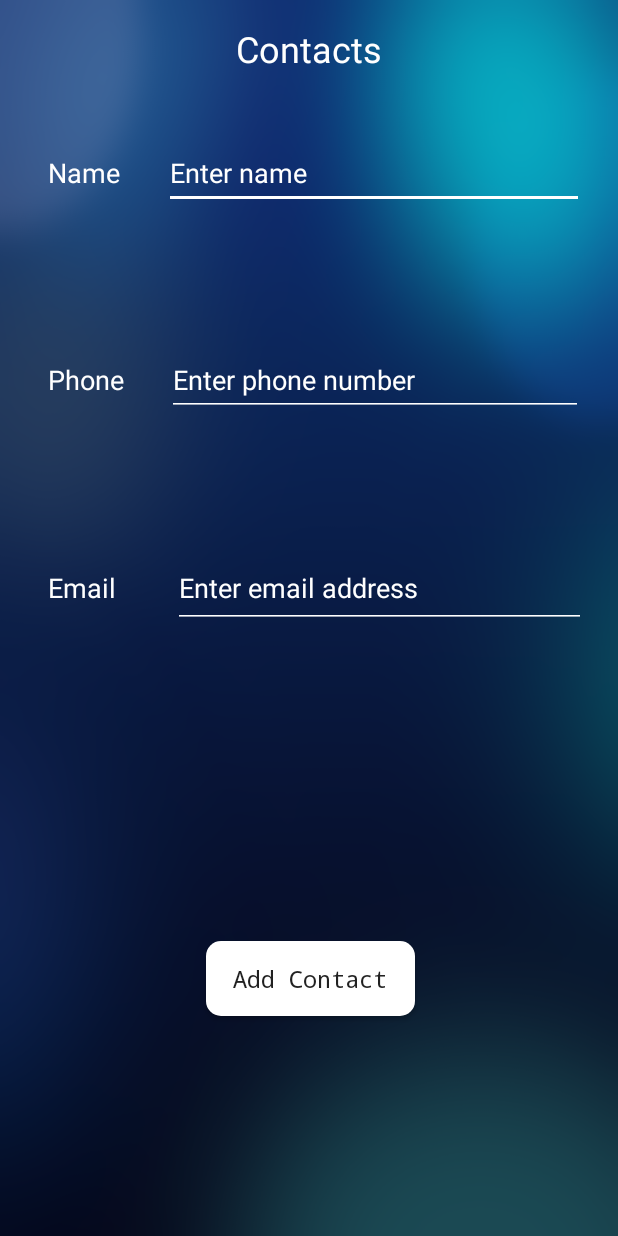
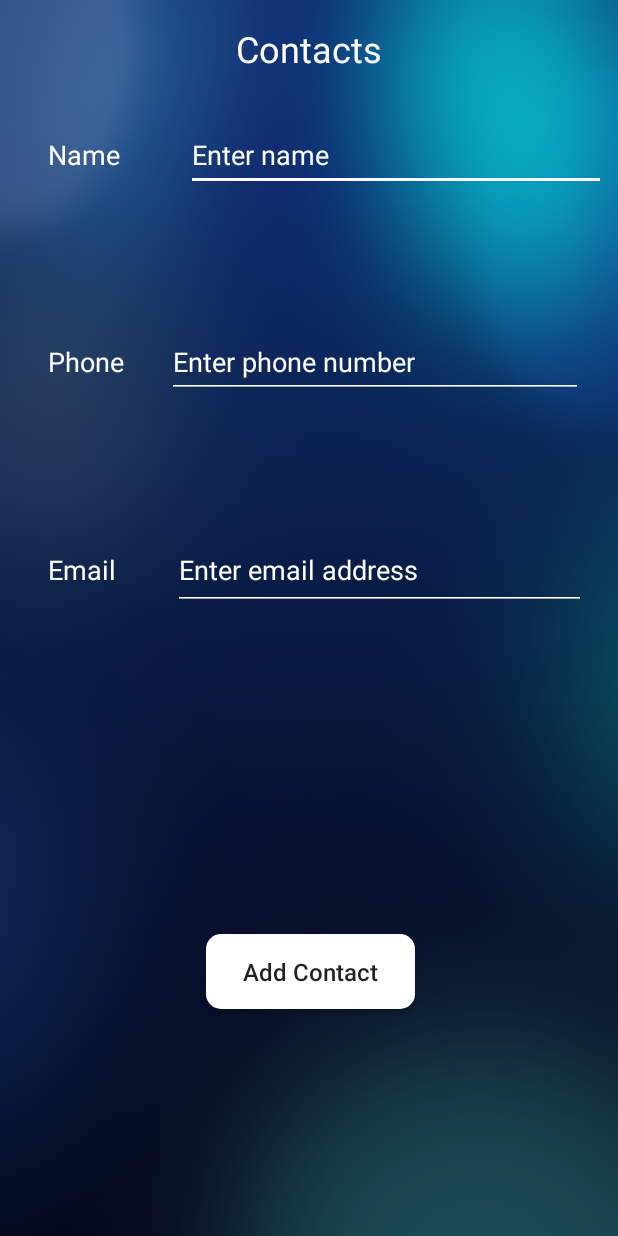
Before and after one commit to gpadmaku1/card-reader, an Android app: the ContactsActivity screen opened directly, with no data from a screen before it, on a phone screen of 412 x 824 dp. Run offline under Robolectric (Android 15) with nearby library versions, the phone set to English and light mode, and no system bars.

Commit message:
Ship it!

```diff
--- a/app/src/main/res/layout/activity_contacts.xml
+++ b/app/src/main/res/layout/activity_contacts.xml
@@ -52,7 +52,7 @@
         android:layout_height="48dp"
         android:layout_marginLeft="8dp"
         android:layout_marginRight="8dp"
-        android:layout_marginTop="91dp"
+        android:layout_marginTop="79dp"
         android:backgroundTint="@android:color/white"
         android:ems="10"
         android:hint="@string/enter_name"
@@ -60,7 +60,7 @@
         android:textColor="@android:color/white"
         android:textColorHint="@android:color/white"
         android:textSize="18sp"
-        app:layout_constraintHorizontal_bias="0.517"
+        app:layout_constraintHorizontal_bias="1.0"
         app:layout_constraintLeft_toRightOf="@+id/textView3"
         app:layout_constraintRight_toRightOf="parent"
         app:layout_constraintTop_toTopOf="parent" />
@@ -131,7 +131,6 @@
         android:layout_marginRight="8dp"
         android:layout_marginTop="8dp"
         android:background="@drawable/rounded_corners"
-        android:fontFamily="monospace"
         android:text="Add Contact"
         android:textAllCaps="false"
         android:textSize="16sp"
--- a/app/src/main/res/layout/activity_main.xml
+++ b/app/src/main/res/layout/activity_main.xml
@@ -35,7 +35,7 @@
         android:layout_marginRight="8dp"
         android:layout_marginStart="8dp"
         android:layout_marginTop="26dp"
-        android:text="@string/business_card_reader"
+        android:text="Card Reader"
         android:textAlignment="center"
         android:textColor="#fff"
         android:textSize="24sp"
@@ -96,7 +96,6 @@
         android:layout_marginStart="8dp"
         android:layout_weight="1"
         android:background="@drawable/rounded_corners"
-        android:fontFamily="monospace"
         android:text="Next"
         android:textAllCaps="false"
         android:textColor="#424242"
```
